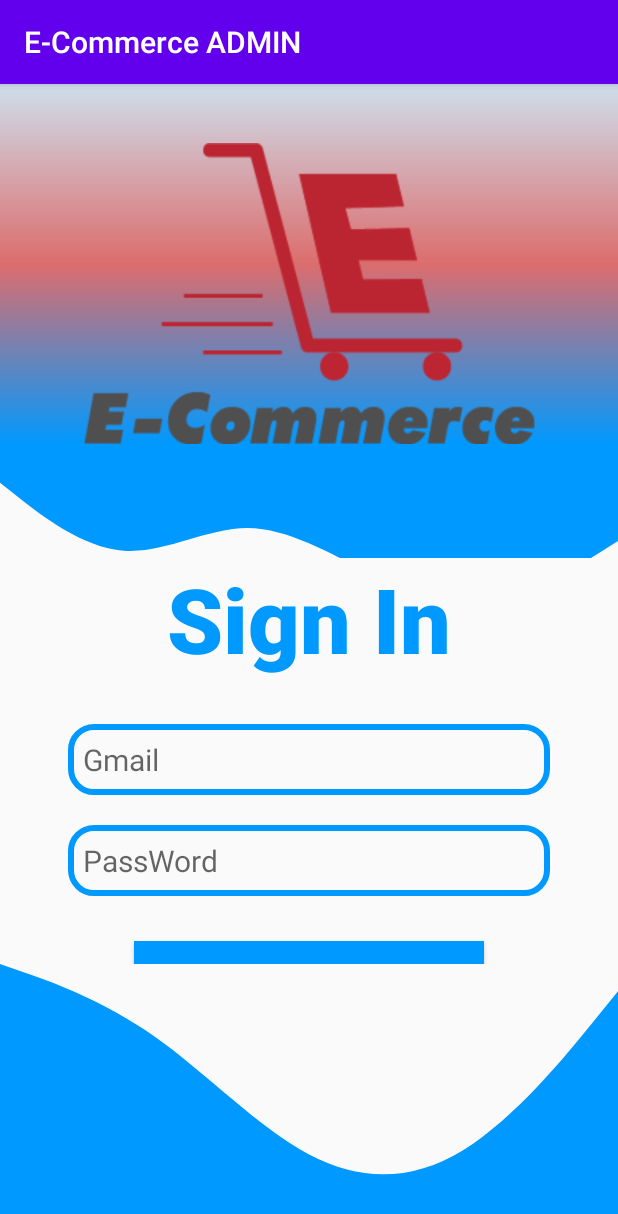
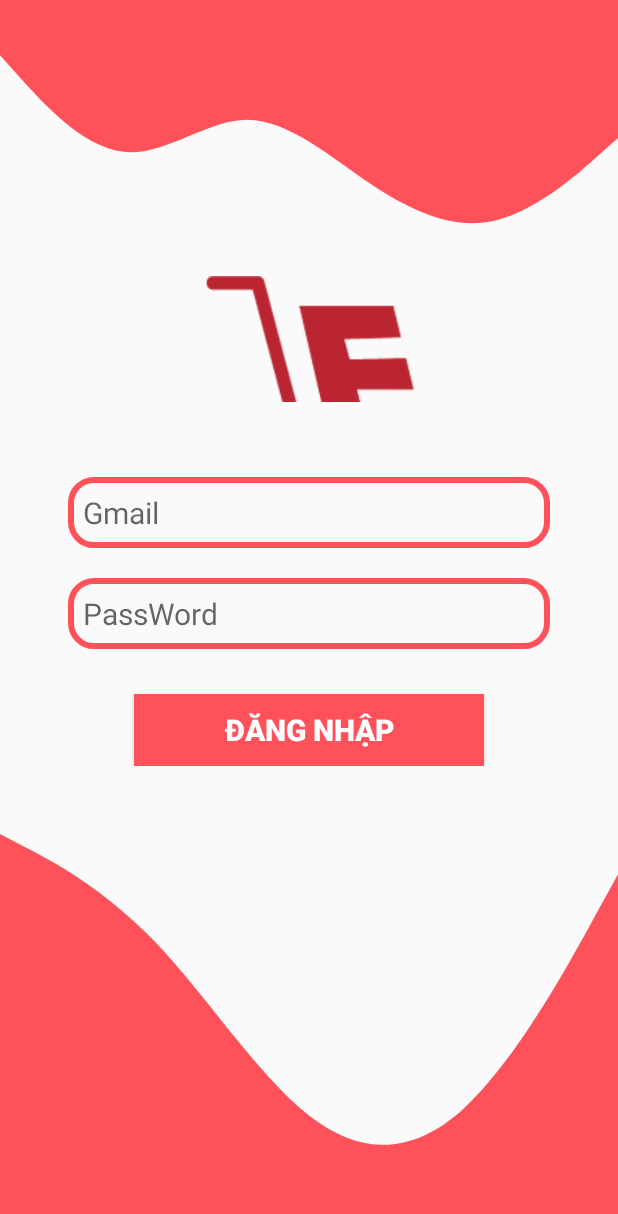
Before and after one commit to vutranquochunghau/E-CommerceADMIN, an Android app: the screen it shows after launch (MainActivity), on a phone screen of 412 x 824 dp. Shown: the top 1214 px of the screen. Run offline under Robolectric (Android 15) with nearby library versions, the phone set to English and light mode, and no system bars.

Commit message:
login screen hau

```diff
--- a/app/src/main/AndroidManifest.xml
+++ b/app/src/main/AndroidManifest.xml
@@ -10,7 +10,8 @@
         android:supportsRtl="true"
         android:theme="@style/AppTheme">
         <activity android:name=".Activity.Login_Admin"></activity>
-        <activity android:name=".MainActivity">
+        <activity android:name=".MainActivity"
+            >
             <intent-filter>
                 <action android:name="android.intent.action.MAIN" />
 
--- a/app/src/main/res/drawable/bgcolor.xml
+++ b/app/src/main/res/drawable/bgcolor.xml
@@ -4,7 +4,7 @@
     xmlns:android="http://schemas.android.com/apk/res/android">
     <gradient
         android:angle="270"
-        android:startColor="@color/colorbgStart"
-        android:centerColor="#DC6D6D"
-        android:endColor="@color/colorbgEnd"></gradient>
+        android:startColor="@color/colormain"
+        android:centerColor="#fff"
+        android:endColor="@color/colormain"></gradient>
 </shape>
--- a/app/src/main/res/drawable/bottom_bg_login.xml
+++ b/app/src/main/res/drawable/bottom_bg_login.xml
@@ -5,5 +5,5 @@
     android:viewportHeight="320">
   <path
       android:pathData="M0,0L60,10.7C120,21 240,43 360,85.3C480,128 600,192 720,224C840,256 960,256 1080,218.7C1200,181 1320,107 1380,69.3L1440,32L1440,320L1380,320C1320,320 1200,320 1080,320C960,320 840,320 720,320C600,320 480,320 360,320C240,320 120,320 60,320L0,320Z"
-      android:fillColor="#0099ff"/>
+      android:fillColor="@color/colormain"/>
 </vector>
--- a/app/src/main/res/drawable/round_border_login_admin.xml
+++ b/app/src/main/res/drawable/round_border_login_admin.xml
@@ -2,7 +2,7 @@
 <shape
 android:shape="rectangle"
     xmlns:android="http://schemas.android.com/apk/res/android">
-    <stroke android:color="#0099ff"
+    <stroke android:color="@color/colormain"
     android:width="4dp"/>
     <corners android:radius="15dp"/>
 </shape>
--- a/app/src/main/res/drawable/top_bg_login.xml
+++ b/app/src/main/res/drawable/top_bg_login.xml
@@ -5,5 +5,5 @@
     android:viewportHeight="320">
   <path
       android:pathData="M0,64L48,90.7C96,117 192,171 288,176C384,181 480,139 576,138.7C672,139 768,181 864,213.3C960,245 1056,267 1152,256C1248,245 1344,203 1392,181.3L1440,160L1440,0L1392,0C1344,0 1248,0 1152,0C1056,0 960,0 864,0C768,0 672,0 576,0C480,0 384,0 288,0C192,0 96,0 48,0L0,0Z"
-      android:fillColor="#0099ff"/>
+      android:fillColor="@color/colormain"/>
 </vector>
--- a/app/src/main/res/layout/activity_login__admin.xml
+++ b/app/src/main/res/layout/activity_login__admin.xml
@@ -7,49 +7,72 @@
     tools:context=".Activity.Login_Admin"
     android:orientation="vertical">
 
+<!--    <LinearLayout-->
+<!--        android:layout_width="match_parent"-->
+<!--        android:layout_height="0dp"-->
+<!--        android:layout_weight="3"-->
+<!--        android:orientation="vertical">-->
+<!--        <LinearLayout-->
+<!--                android:layout_width="match_parent"-->
+<!--                android:layout_height="240dp"-->
+<!--                android:background="@drawable/bgcolor"-->
+<!--                android:gravity="center"-->
+<!--                android:orientation="vertical">-->
+<!--                <ImageView-->
+<!--                    android:layout_width="578dp"-->
+<!--                    android:layout_height="202dp"-->
+<!--                    android:layout_marginTop="40dp"-->
+<!--                    android:src="@drawable/logo"></ImageView>-->
+<!--            </LinearLayout>-->
+<!--        <View-->
+<!--            android:layout_width="wrap_content"-->
+<!--            android:layout_height="129dp"-->
+<!--            android:background="@drawable/top_bg_login"></View>-->
+<!--    </LinearLayout>-->
+
     <LinearLayout
         android:layout_width="match_parent"
         android:layout_height="0dp"
-        android:layout_weight="3.5"
-        android:orientation="vertical">
-        <LinearLayout
-                android:layout_width="match_parent"
-                android:layout_height="240dp"
-                android:background="@drawable/bgcolor"
-                android:gravity="center"
-                android:orientation="vertical">
-                <ImageView
-                    android:layout_width="578dp"
-                    android:layout_height="202dp"
-                    android:layout_marginTop="40dp"
-                    android:src="@drawable/logo"></ImageView>
-            </LinearLayout>
+        android:layout_weight="1"
+        android:orientation="vertical"
+        android:layout_marginBottom="20dp">
+
         <View
             android:layout_width="wrap_content"
-            android:layout_height="129dp"
+            android:layout_height="184dp"
             android:background="@drawable/top_bg_login"></View>
+
+        <ImageView
+            android:layout_width="578dp"
+            android:layout_height="195dp"
+            android:layout_gravity="center"
+            android:src="@drawable/logo"
+            android:layout_marginBottom="20dp"/>
+
+
     </LinearLayout>
 
     <LinearLayout
         android:layout_width="match_parent"
         android:layout_height="0dp"
-        android:layout_weight="3">
+        android:layout_weight="1">
 
         <LinearLayout
             android:layout_width="match_parent"
             android:layout_height="wrap_content"
             android:gravity="center_horizontal"
-            android:orientation="vertical">
+            android:orientation="vertical"
+            android:paddingTop="30dp">
 
-            <TextView
-                android:layout_width="wrap_content"
-                android:layout_height="wrap_content"
-                android:layout_marginBottom="30dp"
-                android:fontFamily="sans-serif-medium"
-                android:text="Sign In"
-                android:textColor="#0099ff"
-                android:textSize="60dp"
-                android:textStyle="bold"></TextView>
+<!--            <TextView-->
+<!--                android:layout_width="wrap_content"-->
+<!--                android:layout_height="wrap_content"-->
+<!--                android:layout_marginBottom="30dp"-->
+<!--                android:fontFamily="sans-serif-medium"-->
+<!--                android:text="Sign In"-->
+<!--                android:textColor="@color/colormain"-->
+<!--                android:textSize="60dp"-->
+<!--                android:textStyle="bold"></TextView>-->
 
             <EditText
                 android:layout_width="match_parent"
@@ -76,7 +99,7 @@
                 android:layout_width="wrap_content"
                 android:layout_height="wrap_content"
                 android:layout_marginTop="30dp"
-                android:background="@color/colorbgEnd"
+                android:background="@color/colormain"
                 android:paddingHorizontal="60dp"
                 android:paddingVertical="10dp"
                 android:text="Đăng nhập"
@@ -89,7 +112,7 @@
     <LinearLayout
         android:layout_width="match_parent"
         android:layout_height="0dp"
-        android:layout_weight="2">
+        android:layout_weight="1">
         <View
             android:layout_width="match_parent"
             android:layout_height="wrap_content"
--- a/app/src/main/res/values/colors.xml
+++ b/app/src/main/res/values/colors.xml
@@ -4,6 +4,5 @@
     <color name="colorPrimaryDark">#3700B3</color>
     <color name="colorAccent">#03DAC5</color>
 
-    <color name="colorbgStart">#CEDFEC</color>
-    <color name="colorbgEnd">#0099ff</color>
+    <color name="colormain">#FF5159</color>
 </resources>
--- a/app/src/main/res/values/styles.xml
+++ b/app/src/main/res/values/styles.xml
@@ -1,6 +1,6 @@
 <resources>
     <!-- Base application theme. -->
-    <style name="AppTheme" parent="Theme.AppCompat.Light.DarkActionBar">
+    <style name="AppTheme" parent="Theme.AppCompat.Light.NoActionBar">
         <!-- Customize your theme here. -->
         <item name="colorPrimary">@color/colorPrimary</item>
         <item name="colorPrimaryDark">@color/colorPrimaryDark</item>
```
